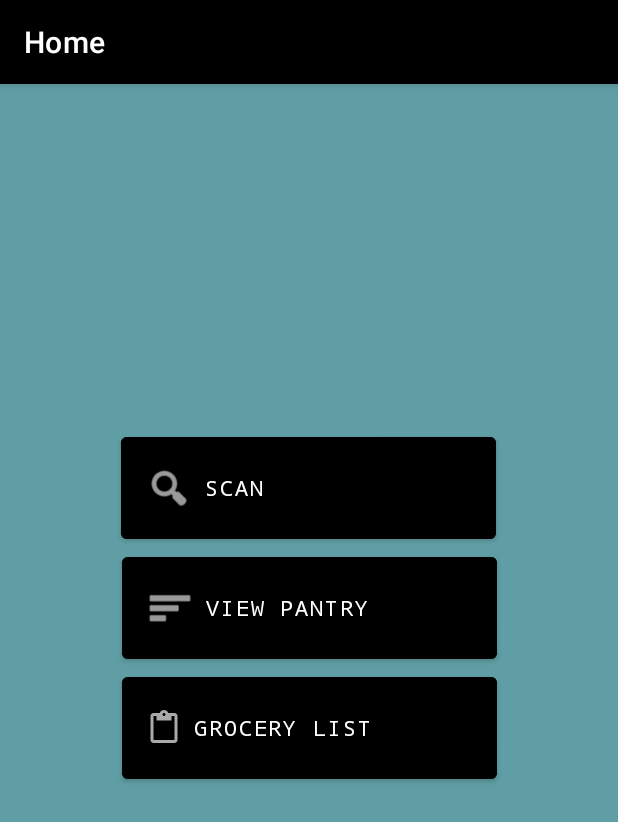
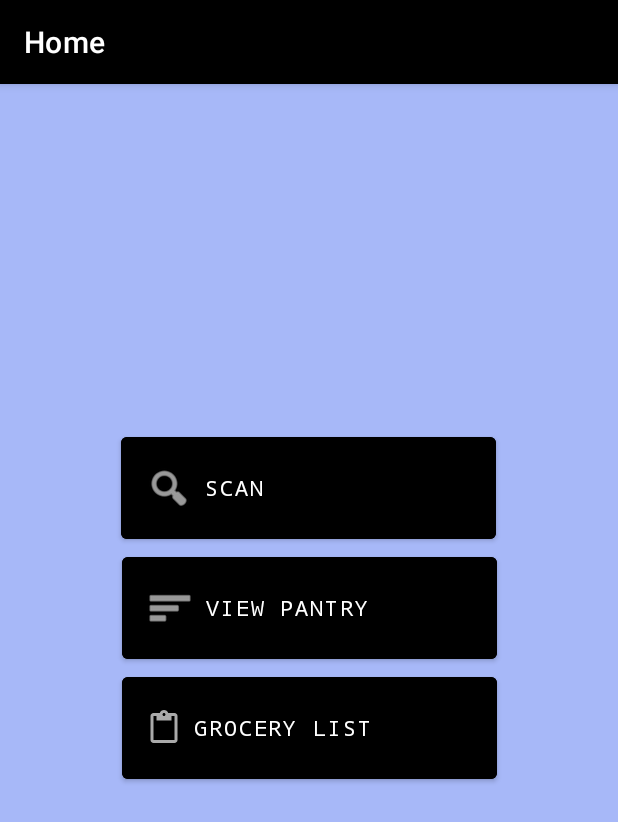
Before and after one commit to Brandon-Swanwick/PantryPal, an Android app: the screen it shows after launch (MainActivity), on a phone screen of 412 x 824 dp. Shown: the top 822 px of the screen. Run offline under Robolectric (Android 15) with nearby library versions, the phone set to English and light mode, and no system bars; our stand-ins replace navigation-ui.

Commit message:
test APK

```diff
--- a/app/src/main/res/layout/fragment_fourth.xml
+++ b/app/src/main/res/layout/fragment_fourth.xml
@@ -9,7 +9,6 @@
     <androidx.recyclerview.widget.RecyclerView
         android:layout_width="match_parent"
         android:layout_height="match_parent"
-        android:background="@color/screenBackground"
         android:id="@+id/recycler_view">
 
     </androidx.recyclerview.widget.RecyclerView>
--- a/app/src/main/res/layout/fragment_third.xml
+++ b/app/src/main/res/layout/fragment_third.xml
@@ -8,7 +8,6 @@
 
     <androidx.recyclerview.widget.RecyclerView
         android:layout_width="match_parent"
-        android:background="@color/screenBackground"
         android:layout_height="match_parent"
         android:id="@+id/recycler_view">
 
--- a/app/src/main/res/values/colors.xml
+++ b/app/src/main/res/values/colors.xml
@@ -8,6 +8,6 @@
     <color name="black">#FF000000</color>
     <color name="white">#FFFFFFFF</color>
     <color name="colorPrimaryDark">#3700B3</color>
-    <color name="screenBackground">#BA247B83</color>
+    <color name="screenBackground">#A7B8F8</color>
 
 </resources>
```
